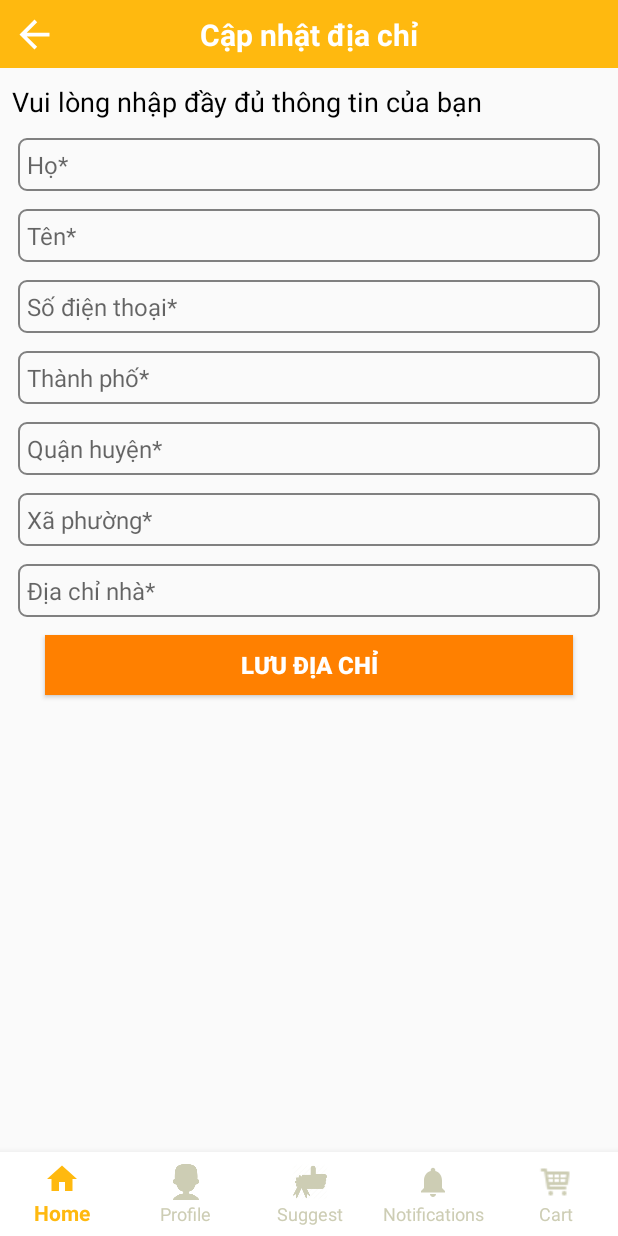
After one commit to truonghuuthang9198/KLTN, an Android app: the fragment AddressFragment placed in its activity, on a phone screen of 412 x 824 dp. The commit adds this screen. Run offline under Robolectric (Android 15) with nearby library versions, the phone set to English and light mode, and no system bars.

Commit message:
18/6/2020

```diff
--- a/KLTN/app/src/main/java/com/example/kltn/MainActivity.kt
+++ b/KLTN/app/src/main/java/com/example/kltn/MainActivity.kt
@@ -12,6 +12,7 @@ import androidx.fragment.app.FragmentActivity
 import androidx.fragment.app.FragmentTransaction
 import com.example.kltn.screen.cart.CartFragment
 import com.example.kltn.screen.home.HomeFragment
+import com.example.kltn.screen.home.`interface`.CallBackFragment
 import com.example.kltn.screen.home.`interface`.SendData
 import com.example.kltn.screen.notification.NotificationFragment
 import com.example.kltn.screen.profile.InformationFragment
@@ -20,20 +21,21 @@ import com.example.kltn.screen.suggest.SuggestFragment
 import com.google.android.material.bottomnavigation.BottomNavigationView
 
 @Suppress("DEPRECATION")
-class MainActivity : AppCompatActivity() {
+class MainActivity : AppCompatActivity(){
     private var homeFragment: HomeFragment? = null
     private var profileFragment: ProfileFragment? = null
     private var notificationFragment: NotificationFragment? = null
     private var cartFragment: CartFragment? = null
     private var suggestFragment: SuggestFragment? = null
     private var informationFragment: InformationFragment? = null
+    lateinit var navView: BottomNavigationView
 
     override fun onCreate(savedInstanceState: Bundle?) {
         super.onCreate(savedInstanceState)
         setContentView(R.layout.activity_main)
         setDialogFullScreen()
 
-        val navView: BottomNavigationView = findViewById(R.id.nav_view)
+        navView = findViewById(R.id.nav_view)
         //navView.selectedItemId = R.id.navigation_home
         navView.setOnNavigationItemSelectedListener { menuItem ->
             showFragmentForMenuItem(menuItem.itemId)
@@ -157,4 +159,5 @@ class MainActivity : AppCompatActivity() {
                 View.SYSTEM_UI_FLAG_LAYOUT_STABLE and View.SYSTEM_UI_FLAG_LIGHT_STATUS_BAR
         }
     }
+
 }
--- /dev/null
+++ b/KLTN/app/src/main/java/com/example/kltn/screen/profile/AddressFragment.kt
@@ -0,0 +1,30 @@
+package com.example.kltn.screen.profile
+
+import android.os.Bundle
+import android.view.LayoutInflater
+import android.view.View
+import android.view.ViewGroup
+import android.widget.ImageView
+import androidx.fragment.app.Fragment
+import androidx.recyclerview.widget.LinearLayoutManager
+import androidx.recyclerview.widget.RecyclerView
+import com.example.kltn.R
+import com.example.kltn.screen.profile.adapter.FavoriteAdapter
+
+class AddressFragment : Fragment() {
+    lateinit var btnBack_Address: ImageView
+    override fun onCreateView(
+        inflater: LayoutInflater, container: ViewGroup?,
+        savedInstanceState: Bundle?
+    ): View? {
+        // Inflate the layout for this fragment
+        val view = inflater.inflate(R.layout.fragment_address, container, false)
+        btnBack_Address = view.findViewById(R.id.btn_back_address)
+        btnBack_Address.setOnClickListener {
+            if (fragmentManager!!.backStackEntryCount > 0) {
+                fragmentManager!!.popBackStack()
+            }
+        }
+        return view
+    }
+}
--- a/KLTN/app/src/main/java/com/example/kltn/screen/profile/adapter/InformationAdapter.kt
+++ b/KLTN/app/src/main/java/com/example/kltn/screen/profile/adapter/InformationAdapter.kt
@@ -10,6 +10,7 @@ import androidx.fragment.app.Fragment
 import androidx.fragment.app.FragmentActivity
 import androidx.recyclerview.widget.RecyclerView
 import com.example.kltn.R
+import com.example.kltn.screen.profile.AddressFragment
 import com.example.kltn.screen.profile.FavoriteFragment
 import com.example.kltn.screen.profile.model.InformationModel
 
@@ -35,7 +36,9 @@ class InformationAdapter internal constructor(var context: Context, var Informat
         val current = InformationModel[position]
         holder.itemView.setOnClickListener {
             when (current.id) {
-                1 -> {}
+                1 -> {
+                    loadFragment(AddressFragment(),"AddressFragment")
+                }
                 2 -> {}
                 3 -> {
                     loadFragment(FavoriteFragment(), "ShowMoreDealFragment")
--- /dev/null
+++ b/KLTN/app/src/main/res/drawable/custom_recyclerview_corners.xml
@@ -0,0 +1,6 @@
+<?xml version="1.0" encoding="utf-8"?>
+<shape xmlns:android="http://schemas.android.com/apk/res/android">
+    <corners android:bottomLeftRadius="15dp" android:bottomRightRadius="15dp" android:topLeftRadius="15dp" android:topRightRadius="15dp"></corners>
+    <gradient android:startColor="#FFFFFF" android:endColor="#FFFFFF"></gradient>
+    <padding android:left="6dp"></padding>
+</shape>
--- /dev/null
+++ b/KLTN/app/src/main/res/drawable/ic_filter.xml
@@ -0,0 +1,4 @@
+<vector android:height="18dp" android:viewportHeight="477.875"
+    android:viewportWidth="477.875" android:width="18dp" xmlns:android="http://schemas.android.com/apk/res/android">
+    <path android:fillColor="#FF000000" android:pathData="M460.804,0H17.071C7.645,0 0.004,7.641 0.004,17.067V102.4c0.001,4.836 2.054,9.445 5.649,12.681l165.018,148.514V460.8c-0.004,9.426 7.633,17.07 17.059,17.075c2.651,0.001 5.266,-0.615 7.637,-1.8l102.4,-51.2c5.786,-2.891 9.441,-8.806 9.438,-15.275V263.595l165.018,-148.48c3.604,-3.243 5.658,-7.866 5.649,-12.715V17.067C477.871,7.641 470.23,0 460.804,0zM443.737,94.805L278.72,243.285c-3.604,3.243 -5.657,7.866 -5.649,12.715v143.053l-68.267,34.133V256c-0.001,-4.836 -2.054,-9.445 -5.649,-12.68L34.137,94.805V34.133h409.6V94.805z"/>
+</vector>
--- /dev/null
+++ b/KLTN/app/src/main/res/drawable/ic_sort.xml
@@ -0,0 +1,4 @@
+<vector android:height="18dp" android:viewportHeight="39.492"
+    android:viewportWidth="39.492" android:width="18dp" xmlns:android="http://schemas.android.com/apk/res/android">
+    <path android:fillColor="#FF000000" android:pathData="M8.517,32.006l2.189,-0.008l-4.826,7.494l-4.871,-7.465l2.221,-0.008L3.282,0l5.291,0.008L8.517,32.006zM11.599,0.059v5.288h26.885V0.059H11.599zM11.599,13.646H32.31V8.359H11.599V13.646zM11.599,21.949H23.94v-5.29H11.599V21.949zM11.599,30.248h6.834v-5.289h-6.834V30.248z"/>
+</vector>
--- /dev/null
+++ b/KLTN/app/src/main/res/drawable/ic_star.xml
@@ -0,0 +1,4 @@
+<vector android:height="20dp" android:viewportHeight="511"
+    android:viewportWidth="511.98685" android:width="20dp" xmlns:android="http://schemas.android.com/apk/res/android">
+    <path android:fillColor="#ffc107" android:pathData="m510.652,195.902c-3.352,-10.367 -12.547,-17.73 -23.426,-18.711l-147.773,-13.418 -58.434,-136.77c-4.309,-10.023 -14.121,-16.512 -25.023,-16.512s-20.715,6.488 -25.023,16.535l-58.434,136.746 -147.797,13.418c-10.859,1.004 -20.031,8.344 -23.402,18.711 -3.371,10.367 -0.258,21.738 7.957,28.906l111.699,97.961 -32.938,145.09c-2.41,10.668 1.73,21.695 10.582,28.094 4.758,3.438 10.324,5.188 15.938,5.188 4.84,0 9.641,-1.305 13.949,-3.883l127.469,-76.184 127.422,76.184c9.324,5.609 21.078,5.098 29.91,-1.305 8.855,-6.418 12.992,-17.449 10.582,-28.094l-32.938,-145.09 111.699,-97.941c8.215,-7.188 11.352,-18.539 7.98,-28.926zM510.652,195.902"/>
+</vector>
--- /dev/null
+++ b/KLTN/app/src/main/res/layout/fragment_address.xml
@@ -0,0 +1,160 @@
+<?xml version="1.0" encoding="utf-8"?>
+<androidx.constraintlayout.widget.ConstraintLayout xmlns:android="http://schemas.android.com/apk/res/android"
+    xmlns:app="http://schemas.android.com/apk/res-auto"
+    android:layout_width="match_parent"
+
+    android:layout_height="match_parent">
+
+    <androidx.constraintlayout.widget.ConstraintLayout
+        android:id="@+id/constraintlay_titile_address"
+        android:layout_width="match_parent"
+        android:layout_height="45dp"
+        android:background="#FFB90F"
+        app:layout_constraintEnd_toEndOf="parent"
+        app:layout_constraintStart_toStartOf="parent"
+        app:layout_constraintTop_toTopOf="parent">
+
+        <ImageView
+            android:id="@+id/btn_back_address"
+            android:layout_width="30dp"
+            android:layout_height="30dp"
+            android:layout_marginLeft="8dp"
+            android:src="@drawable/ic_back_button"
+            app:layout_constraintBottom_toBottomOf="parent"
+            app:layout_constraintStart_toStartOf="parent"
+            app:layout_constraintTop_toTopOf="parent"></ImageView>
+
+        <TextView
+            android:id="@+id/textView22"
+            android:layout_width="wrap_content"
+            android:layout_height="wrap_content"
+            android:text="Cập nhật địa chỉ"
+            android:textColor="#FFFFFF"
+            android:textSize="20dp"
+            android:textStyle="bold"
+            app:layout_constraintBottom_toBottomOf="@+id/btn_back_address"
+            app:layout_constraintEnd_toEndOf="parent"
+            app:layout_constraintStart_toStartOf="parent"
+            app:layout_constraintTop_toTopOf="@+id/btn_back_address"></TextView>
+    </androidx.constraintlayout.widget.ConstraintLayout>
+
+    <TextView
+        android:id="@+id/tv1_address"
+        android:layout_width="match_parent"
+        android:layout_height="wrap_content"
+        android:layout_marginStart="8dp"
+        android:layout_marginTop="10dp"
+        android:text="Vui lòng nhập đầy đủ thông tin của bạn"
+        android:textColor="#000000"
+        android:textSize="18dp"
+        app:layout_constraintEnd_toEndOf="parent"
+        app:layout_constraintStart_toStartOf="parent"
+        app:layout_constraintTop_toBottomOf="@id/constraintlay_titile_address"></TextView>
+
+    <EditText
+        android:id="@+id/edt_ho_address"
+        android:layout_width="match_parent"
+        android:layout_height="35dp"
+        android:layout_margin="12dp"
+        android:layout_marginTop="8dp"
+        android:background="@drawable/custom_edit_text"
+        android:hint="Họ*"
+        android:padding="6dp"
+        android:textSize="16sp"
+        app:layout_constraintEnd_toEndOf="parent"
+        app:layout_constraintStart_toStartOf="parent"
+        app:layout_constraintTop_toBottomOf="@+id/tv1_address"></EditText>
+
+    <EditText
+        android:id="@+id/edt_ten_address"
+        android:layout_width="match_parent"
+        android:layout_height="35dp"
+        android:layout_margin="12dp"
+        android:background="@drawable/custom_edit_text"
+        android:hint="Tên*"
+        android:padding="6dp"
+        android:textSize="16sp"
+        app:layout_constraintEnd_toEndOf="parent"
+        app:layout_constraintStart_toStartOf="parent"
+        app:layout_constraintTop_toBottomOf="@+id/edt_ho_address"></EditText>
+
+    <EditText
+        android:id="@+id/edt_sdt_address"
+        android:layout_width="match_parent"
+        android:layout_height="35dp"
+        android:layout_margin="12dp"
+        android:background="@drawable/custom_edit_text"
+        android:hint="Số điện thoại*"
+        android:padding="6dp"
+        android:textSize="16sp"
+        app:layout_constraintEnd_toEndOf="parent"
+        app:layout_constraintStart_toStartOf="parent"
+        app:layout_constraintTop_toBottomOf="@+id/edt_ten_address"></EditText>
+
+    <EditText
+        android:id="@+id/edt_tinh_address"
+        android:layout_width="match_parent"
+        android:layout_height="35dp"
+        android:layout_margin="12dp"
+        android:background="@drawable/custom_edit_text"
+        android:hint="Thành phố*"
+        android:padding="6dp"
+        android:textSize="16sp"
+        app:layout_constraintEnd_toEndOf="parent"
+        app:layout_constraintStart_toStartOf="parent"
+        app:layout_constraintTop_toBottomOf="@+id/edt_sdt_address"></EditText>
+
+    <EditText
+        android:id="@+id/edt_quan_address"
+        android:layout_width="match_parent"
+        android:layout_height="35dp"
+        android:layout_margin="12dp"
+        android:background="@drawable/custom_edit_text"
+        android:hint="Quận huyện*"
+        android:padding="6dp"
+        android:textSize="16sp"
+        app:layout_constraintEnd_toEndOf="parent"
+        app:layout_constraintStart_toStartOf="parent"
+        app:layout_constraintTop_toBottomOf="@+id/edt_tinh_address"></EditText>
+
+    <EditText
+        android:id="@+id/edt_xaphuong_address"
+        android:layout_width="match_parent"
+        android:layout_height="35dp"
+        android:layout_margin="12dp"
+        android:background="@drawable/custom_edit_text"
+        android:hint="Xã phường*"
+        android:padding="6dp"
+        android:textSize="16sp"
+        app:layout_constraintEnd_toEndOf="parent"
+        app:layout_constraintStart_toStartOf="parent"
+        app:layout_constraintTop_toBottomOf="@+id/edt_quan_address"></EditText>
+
+    <EditText
+        android:id="@+id/edt_diachinha_address"
+        android:layout_width="match_parent"
+        android:layout_height="35dp"
+        android:layout_margin="12dp"
+        android:background="@drawable/custom_edit_text"
+        android:hint="Địa chỉ nhà*"
+        android:padding="6dp"
+        android:textSize="16sp"
+        app:layout_constraintEnd_toEndOf="parent"
+        app:layout_constraintStart_toStartOf="parent"
+        app:layout_constraintTop_toBottomOf="@+id/edt_xaphuong_address"></EditText>
+
+    <Button
+        android:layout_width="match_parent"
+        android:layout_height="40dp"
+        android:layout_marginStart="30dp"
+        android:layout_marginTop="12dp"
+        android:layout_marginEnd="30dp"
+        android:background="@color/oranges"
+        android:text="LƯU ĐỊA CHỈ"
+        android:textColor="#FFFFFF"
+        android:textSize="16dp"
+        android:textStyle="bold"
+        app:layout_constraintEnd_toEndOf="parent"
+        app:layout_constraintStart_toStartOf="parent"
+        app:layout_constraintTop_toBottomOf="@+id/edt_diachinha_address"></Button>
+</androidx.constraintlayout.widget.ConstraintLayout>
--- a/KLTN/app/src/main/res/layout/fragment_home.xml
+++ b/KLTN/app/src/main/res/layout/fragment_home.xml
@@ -69,8 +69,8 @@
                         android:id="@+id/card_searchview"
                         android:layout_width="match_parent"
                         android:layout_height="wrap_content"
-                        android:layout_marginLeft="5dp"
-                        android:layout_marginRight="5dp"
+                        android:layout_marginLeft="10dp"
+                        android:layout_marginRight="10dp"
                         android:layout_toLeftOf="@+id/img_scanQR"
                         android:layout_toRightOf="@+id/img_danhmuc"
                         android:foregroundGravity="center"
--- a/KLTN/app/src/main/res/layout/recyclerview_item_suggest.xml
+++ b/KLTN/app/src/main/res/layout/recyclerview_item_suggest.xml
@@ -60,9 +60,9 @@
 
     <RatingBar
         android:id="@+id/star_book_suggest"
-        style="?android:attr/ratingBarStyleSmall"
-        android:layout_width="wrap_content"
-        android:layout_height="wrap_content"
+        style="@style/RatingBar.RatingBar"
+        android:layout_width="15dp"
+        android:layout_height="15dp"
         android:layout_marginLeft="40dp"
         android:isIndicator="true"
         android:numStars="5"
--- a/KLTN/app/src/main/res/values/colors.xml
+++ b/KLTN/app/src/main/res/values/colors.xml
@@ -11,4 +11,6 @@
 
     <color name="black">#000000</color>
 
+    <color name="oranges">#FF8000</color>
+
 </resources>
--- a/KLTN/app/src/main/res/values/styles.xml
+++ b/KLTN/app/src/main/res/values/styles.xml
@@ -7,5 +7,10 @@
         <item name="colorPrimaryDark">@color/colorPrimaryDark</item>
         <item name="colorAccent">@color/colorAccent</item>
     </style>
+    <style name="RatingBar.RatingBar" parent="Theme.AppCompat.Light">
+        <item name="android:progressDrawable">@drawable/ratting_bar_2</item>
+        <item name="android:minHeight">20dp</item>
+        <item name="android:maxHeight">20dp</item>
+    </style>
 
 </resources>
```
Also changed, not shown: KLTN/app/src/main/java/com/example/kltn/screen/home/adapter/MenuAdapter.kt (+27 -8 lines), KLTN/app/src/main/java/com/example/kltn/screen/profile/LoginFragment.kt (+8 -0 lines), KLTN/app/src/main/res/drawable/ratting_bar_2.xml (added, +9 -0 lines), KLTN/app/src/main/res/layout/activity_search.xml (added, +130 -0 lines), KLTN/app/src/main/res/layout/show_detail_book.xml (+5 -5 lines).
